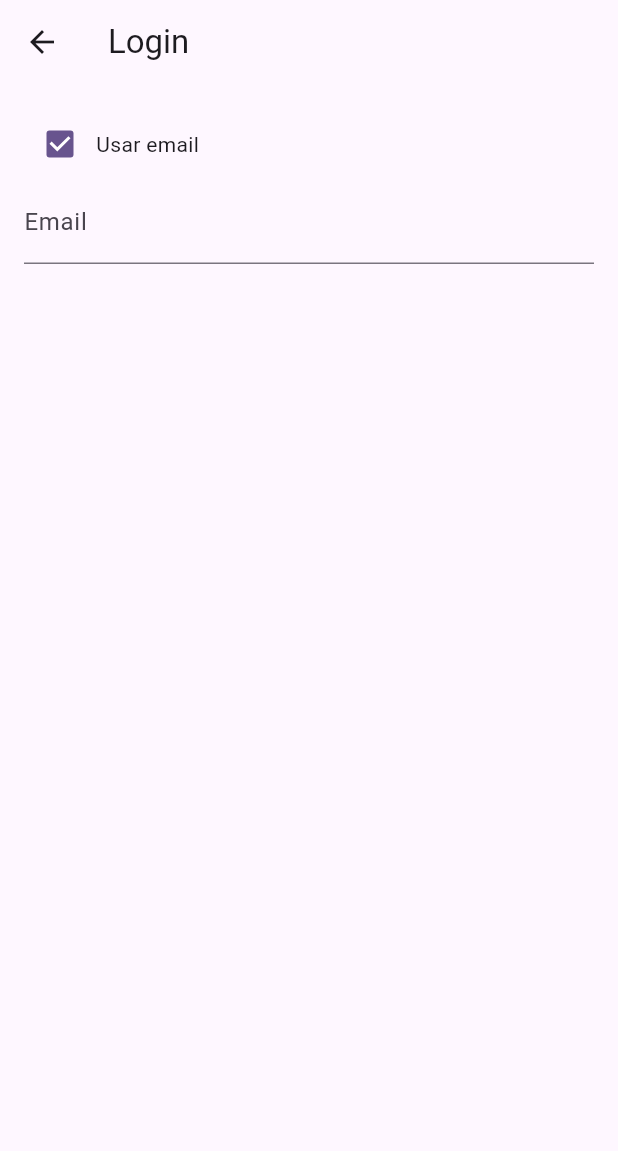
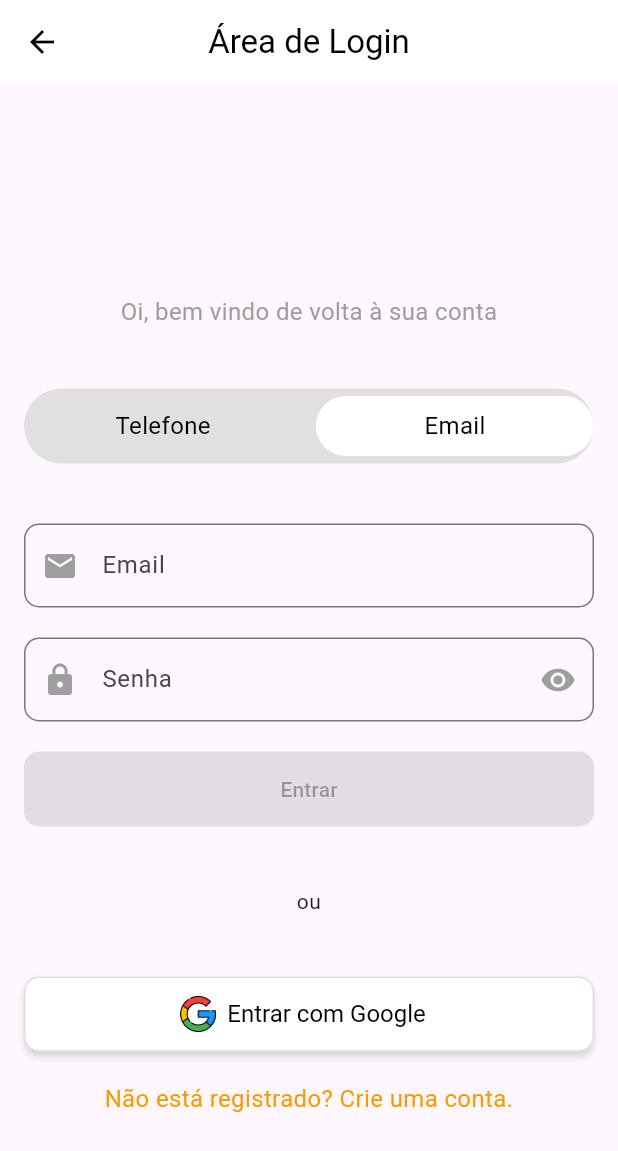
Before and after one commit to DanielLieblen/Clo, a Flutter app: the LoginScreen screen opened directly, on a phone screen of 412 x 824 dp. Shown: the top 1151 px of the screen. Run offline on Flutter 3.47's test engine with Material 3 defaults, Android fonts, the light colour scheme and no system bars; our stand-ins replace firebase_core, font_awesome_flutter; accounts and stored records are empty.

Commit message:
corrigidos os problemas com os campos dos formularios serem preenchidos com caracteres errados, a logica do login e tambem reorganizados as paginas de login e registro bem como a eliminacao de paginas desnecessarias

```diff
--- a/lib/login/login.dart
+++ b/lib/login/login.dart
@@ -0,0 +1,279 @@
+// Certifique-se de que o caminho está correto
+import 'package:clo/registro/email/registro.dart';
+import 'package:flutter/material.dart';
+
+class LoginScreen extends StatefulWidget {
+  const LoginScreen({super.key});
+
+  @override
+  _LoginScreenState createState() => _LoginScreenState();
+}
+
+class _LoginScreenState extends State<LoginScreen> {
+  bool _isEmailSelected = true;
+  final TextEditingController _emailController = TextEditingController();
+  final TextEditingController _senhaController = TextEditingController();
+  final TextEditingController _telefoneController = TextEditingController();
+  bool _isFormValid = false;
+
+  @override
+  void initState() {
+    super.initState();
+    _emailController.addListener(_validateForm);
+    _senhaController.addListener(_validateForm);
+    _telefoneController.addListener(_validateForm);
+  }
+
+  void _validateForm() {
+    setState(() {
+      if (_isEmailSelected) {
+        _isFormValid = _emailController.text.isNotEmpty &&
+            _senhaController.text.isNotEmpty;
+      } else {
+        _isFormValid = _telefoneController.text.isNotEmpty;
+      }
+    });
+  }
+
+  @override
+  void dispose() {
+    _emailController.dispose();
+    _senhaController.dispose();
+    _telefoneController.dispose();
+    super.dispose();
+  }
+
+  @override
+  Widget build(BuildContext context) {
+    return Scaffold(
+      appBar: AppBar(
+        backgroundColor: Colors.white,
+        elevation: 0,
+        leading: IconButton(
+          icon: const Icon(Icons.arrow_back, color: Colors.black),
+          onPressed: () {
+            Navigator.pop(context);
+          },
+        ),
+        title: const Text(
+          'Área de Login',
+          style: TextStyle(color: Colors.black),
+        ),
+        centerTitle: true,
+      ),
+      body: Center(
+        child: SingleChildScrollView(
+          padding: const EdgeInsets.all(16.0),
+          child: Column(
+            mainAxisAlignment: MainAxisAlignment.center,
+            crossAxisAlignment: CrossAxisAlignment.stretch,
+            children: [
+              const SizedBox(height: 60),
+              const Text(
+                'Oi, bem vindo de volta à sua conta',
+                textAlign: TextAlign.center,
+                style: TextStyle(fontSize: 16, color: Colors.grey),
+              ),
+              const SizedBox(height: 40),
+              _buildSwipeButton(),
+              const SizedBox(height: 40),
+              _isEmailSelected ? _buildEmailForm() : _buildTelefoneForm(),
+              const SizedBox(height: 40),
+              const Text('ou', textAlign: TextAlign.center),
+              const SizedBox(height: 40),
+              ElevatedButton.icon(
+                onPressed: () {
+                  // Lógica para login com Google
+                  print("Login com Google");
+                },
+                icon: Image.asset(
+                  'assets/google_logo.png',
+                  height: 24.0,
+                  width: 24.0,
+                ),
+                label: const Text('Entrar com Google'),
+                style: ElevatedButton.styleFrom(
+                  shape: RoundedRectangleBorder(
+                    borderRadius: BorderRadius.circular(10),
+                  ),
+                  minimumSize: const Size(double.infinity, 50),
+                  backgroundColor: Colors.white,
+                  side: BorderSide(color: Colors.grey.shade300),
+                  elevation: 2,
+                  shadowColor: Colors.grey.shade100,
+                  foregroundColor: Colors.black,
+                  textStyle: const TextStyle(fontSize: 16),
+                ),
+              ),
+              const SizedBox(height: 20),
+              _buildCreateAccountOption(),
+            ],
+          ),
+        ),
+      ),
+    );
+  }
+
+  Widget _buildSwipeButton() {
+    return Container(
+      height: 50,
+      decoration: BoxDecoration(
+        borderRadius: BorderRadius.circular(25),
+        color: Colors.grey.shade300,
+      ),
+      child: Stack(
+        children: [
+          Align(
+            alignment:
+                _isEmailSelected ? Alignment.centerLeft : Alignment.centerRight,
+            child: Container(
+              width: MediaQuery.of(context).size.width * 0.45,
+              alignment: Alignment.center,
+              child: Text(
+                _isEmailSelected ? 'Telefone' : 'Email',
+                style: const TextStyle(color: Colors.black, fontSize: 16),
+              ),
+            ),
+          ),
+          AnimatedAlign(
+            duration: const Duration(milliseconds: 300),
+            alignment:
+                _isEmailSelected ? Alignment.centerRight : Alignment.centerLeft,
+            child: GestureDetector(
+              onHorizontalDragEnd: (details) {
+                setState(() {
+                  if (details.velocity.pixelsPerSecond.dx > 0) {
+                    _isEmailSelected = true;
+                  } else {
+                    _isEmailSelected = false;
+                  }
+                  _validateForm();
+                });
+              },
+              child: Container(
+                width: MediaQuery.of(context).size.width * 0.45,
+                height: 40,
+                decoration: BoxDecoration(
+                  borderRadius: BorderRadius.circular(20),
+                  color: Colors.white,
+                ),
+                alignment: Alignment.center,
+                child: Text(
+                  _isEmailSelected ? 'Email' : 'Telefone',
+                  style: const TextStyle(color: Colors.black, fontSize: 16),
+                ),
+              ),
+            ),
+          ),
+        ],
+      ),
+    );
+  }
+
+  Widget _buildEmailForm() {
+    return Column(
+      children: [
+        TextField(
+          controller: _emailController,
+          decoration: const InputDecoration(
+            prefixIcon: Icon(Icons.email, color: Colors.grey),
+            labelText: 'Email',
+            border: OutlineInputBorder(
+              borderRadius: BorderRadius.all(Radius.circular(10)),
+              borderSide: BorderSide(color: Colors.grey),
+            ),
+          ),
+          keyboardType: TextInputType.emailAddress,
+        ),
+        const SizedBox(height: 20),
+        TextField(
+          controller: _senhaController,
+          decoration: const InputDecoration(
+            prefixIcon: Icon(Icons.lock, color: Colors.grey),
+            labelText: 'Senha',
+            border: OutlineInputBorder(
+              borderRadius: BorderRadius.all(Radius.circular(10)),
+              borderSide: BorderSide(color: Colors.grey),
+            ),
+            suffixIcon: Icon(Icons.visibility, color: Colors.grey),
+          ),
+          obscureText: true,
+        ),
+        const SizedBox(height: 20),
+        ElevatedButton(
+          onPressed: _isFormValid
+              ? () {
+                  // Lógica de login com email
+                  print("Login com email: ${_emailController.text}");
+                }
+              : null,
+          style: ElevatedButton.styleFrom(
+            shape: RoundedRectangleBorder(
+              borderRadius: BorderRadius.circular(10),
+            ),
+            minimumSize: const Size(double.infinity, 50),
+            backgroundColor:
+                _isFormValid ? const Color(0xFF4A3497) : Colors.grey.shade300,
+          ),
+          child: const Text('Entrar'),
+        ),
+      ],
+    );
+  }
+
+  Widget _buildTelefoneForm() {
+    return Column(
+      children: [
+        TextField(
+          controller: _telefoneController,
+          decoration: const InputDecoration(
+            prefixIcon: Icon(Icons.phone, color: Colors.grey),
+            labelText: 'Número de Telefone',
+            border: OutlineInputBorder(
+              borderRadius: BorderRadius.all(Radius.circular(10)),
+              borderSide: BorderSide(color: Colors.grey),
+            ),
+          ),
+          keyboardType: TextInputType.phone,
+        ),
+        const SizedBox(height: 20),
+        ElevatedButton(
+          onPressed: _isFormValid
+              ? () {
+                  // Lógica de login com telefone
+                  print("Login com telefone: ${_telefoneController.text}");
+                }
+              : null,
+          style: ElevatedButton.styleFrom(
+            shape: RoundedRectangleBorder(
+              borderRadius: BorderRadius.circular(10),
+            ),
+            minimumSize: const Size(double.infinity, 50),
+            backgroundColor:
+                _isFormValid ? const Color(0xFF4A3497) : Colors.grey.shade300,
+          ),
+          child: const Text('Entrar'),
+        ),
+      ],
+    );
+  }
+
+  Widget _buildCreateAccountOption() {
+    return GestureDetector(
+      onTap: () {
+        // Redirecionando para a tela de registro
+        Navigator.push(
+          context,
+          MaterialPageRoute(
+            builder: (context) => const RegistroScreen(),
+          ),
+        );
+      },
+      child: const Text(
+        'Não está registrado? Crie uma conta.',
+        textAlign: TextAlign.center,
+        style: TextStyle(color: Colors.orange, fontSize: 16),
+      ),
+    );
+  }
+}
--- a/lib/onboarding/bem_vindo.dart
+++ b/lib/onboarding/bem_vindo.dart
@@ -1,3 +1,4 @@
+import 'package:clo/login/login.dart';
 import 'package:clo/registro/email/registro.dart';
 import 'package:flutter/material.dart';
 import 'package:font_awesome_flutter/font_awesome_flutter.dart';
@@ -73,11 +74,12 @@ class BemVindoScreen extends StatelessWidget {
                 padding: const EdgeInsets.symmetric(horizontal: 20.0),
                 child: OutlinedButton(
                   onPressed: () {
+                    print("alguma coisa");
                     Navigator.push(
                       context,
                       MaterialPageRoute(
                           builder: (context) =>
-                              const BemVindoScreen()), // Navegação para tela de login
+                              const LoginScreen()), // Navegação para tela de login
                     );
                     // Adicione a navegação para a tela de login aqui
                   },
--- a/lib/registro/email/continuar_registro.dart
+++ b/lib/registro/email/continuar_registro.dart
@@ -1,4 +1,4 @@
-import 'package:clo/registro/verificar_email.dart';
+import 'package:clo/registro/email/confirmacao_email.dart';
 import 'package:flutter/material.dart';
 
 class ContinuarRegistroScreen extends StatefulWidget {
```
Also changed, not shown: lib/naoUtilizados/estado_login.dart (renamed from lib/registro/estado_login.dart, +4 -4 lines), lib/registro/email/registro.dart (+80 -27 lines), lib/naoUtilizados/login_email.dart (renamed from lib/login/login_email.dart), lib/naoUtilizados/login_fone.dart (renamed from lib/login/login_fone.dart), lib/naoUtilizados/registro_telefone.dart (renamed from lib/registro/telefone/registro_telefone.dart), lib/registro/email/verificar_email.dart (renamed from lib/registro/verificar_email.dart).
